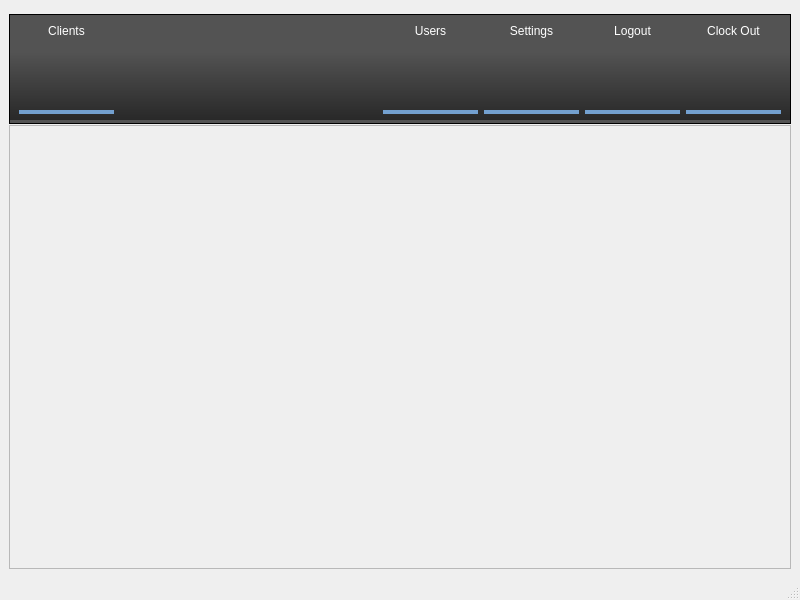
Qt form mainwindow.ui (DatabasesWorks/AvisionR---Windows-GUI-Application) before a commit.
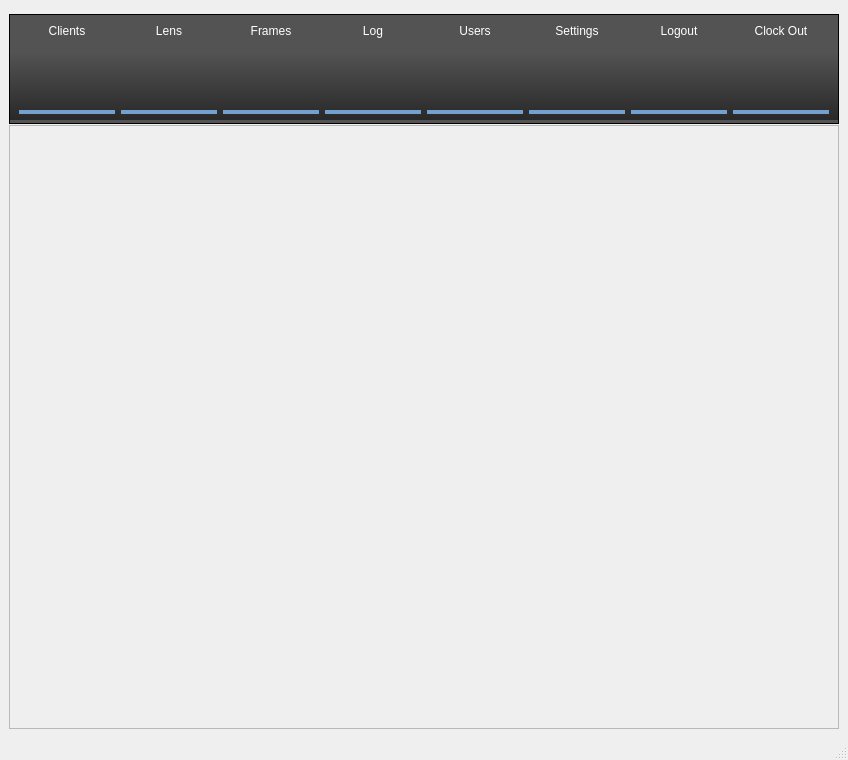
The same form after that commit. Icons and pictures are not drawn.

```diff
--- a/mainwindow.ui
+++ b/mainwindow.ui
@@ -6,10 +6,16 @@
    <rect>
     <x>0</x>
     <y>0</y>
-    <width>800</width>
-    <height>600</height>
+    <width>848</width>
+    <height>760</height>
    </rect>
   </property>
+  <property name="minimumSize">
+   <size>
+    <width>848</width>
+    <height>400</height>
+   </size>
+  </property>
   <property name="windowTitle">
    <string>AvisionR - Control Panel</string>
   </property>
@@ -46,35 +52,224 @@
       </property>
       <layout class="QGridLayout" name="gridLayout">
        <item row="0" column="0">
-        <widget class="QLabel" name="label_Logout_2">
-         <property name="styleSheet">
-          <string notr="true">color:rgb(255, 255, 255);
+        <layout class="QVBoxLayout" name="verticalLayout_8">
+         <item>
+          <widget class="QLabel" name="label_Logout_2">
+           <property name="styleSheet">
+            <string notr="true">color:rgb(255, 255, 255);
 font: 75 8pt &quot;Vrinda&quot;;
 background-color: none;
 </string>
-         </property>
-         <property name="text">
-          <string>Clients</string>
-         </property>
-         <property name="alignment">
-          <set>Qt::AlignCenter</set>
-         </property>
-        </widget>
+           </property>
+           <property name="text">
+            <string>Clients</string>
+           </property>
+           <property name="alignment">
+            <set>Qt::AlignCenter</set>
+           </property>
+          </widget>
+         </item>
+         <item>
+          <widget class="QPushButton" name="pushButton_Customers">
+           <property name="minimumSize">
+            <size>
+             <width>95</width>
+             <height>70</height>
+            </size>
+           </property>
+           <property name="styleSheet">
+            <string notr="true">   QPushButton#pushButton_Customers {
+        background: none;
+		border: none;
+		border-bottom: 3.5px outset #73a0cf;
+    }
+     
+  QPushButton#pushButton_Customers:pressed  {
+        background-color: qlineargradient(x1: 0, y1: 0, x2: 0, y2: 1,
+                                          stop: 0 rgba(0,0,0,0.3), stop: 1 rgba(255,0,0,0));
+    }
+     
+QPushButton#pushButton_Customers:hover{
+	background-color: qlineargradient(x1: 0, y1: 0, x2: 0, y2: 1,
+                                          stop: 0 rgba(0,0,0,0.3), stop: 1 rgba(255,0,0,0));
+} </string>
+           </property>
+           <property name="text">
+            <string/>
+           </property>
+           <property name="flat">
+            <bool>false</bool>
+           </property>
+          </widget>
+         </item>
+        </layout>
        </item>
-       <item row="0" column="1" rowspan="2">
-        <spacer name="horizontalSpacer">
-         <property name="orientation">
-          <enum>Qt::Horizontal</enum>
-         </property>
-         <property name="sizeHint" stdset="0">
-          <size>
-           <width>553</width>
-           <height>20</height>
-          </size>
-         </property>
-        </spacer>
+       <item row="0" column="1">
+        <layout class="QVBoxLayout" name="verticalLayout_9">
+         <item>
+          <widget class="QLabel" name="label_Frames_2">
+           <property name="styleSheet">
+            <string notr="true">color:rgb(255, 255, 255);
+font: 75 8pt &quot;Vrinda&quot;;
+background-color: none;
+</string>
+           </property>
+           <property name="text">
+            <string>Lens</string>
+           </property>
+           <property name="alignment">
+            <set>Qt::AlignCenter</set>
+           </property>
+          </widget>
+         </item>
+         <item>
+          <widget class="QPushButton" name="pushButton_Lens">
+           <property name="minimumSize">
+            <size>
+             <width>95</width>
+             <height>70</height>
+            </size>
+           </property>
+           <property name="styleSheet">
+            <string notr="true">   QPushButton#pushButton_Lens {
+        background: none;
+		border: none;
+		border-bottom: 3.5px outset #73a0cf;
+    }
+     
+  QPushButton#pushButton_Lens:pressed  {
+        background-color: qlineargradient(x1: 0, y1: 0, x2: 0, y2: 1,
+                                          stop: 0 rgba(0,0,0,0.3), stop: 1 rgba(255,0,0,0));
+    }
+     
+QPushButton#pushButton_Lens:hover{
+	background-color: qlineargradient(x1: 0, y1: 0, x2: 0, y2: 1,
+                                          stop: 0 rgba(0,0,0,0.3), stop: 1 rgba(255,0,0,0));
+} </string>
+           </property>
+           <property name="text">
+            <string/>
+           </property>
+           <property name="flat">
+            <bool>false</bool>
+           </property>
+          </widget>
+         </item>
+        </layout>
        </item>
-       <item row="0" column="2" rowspan="2">
+       <item row="0" column="2">
+        <layout class="QVBoxLayout" name="verticalLayout_7">
+         <item>
+          <widget class="QLabel" name="label_Frames">
+           <property name="enabled">
+            <bool>true</bool>
+           </property>
+           <property name="styleSheet">
+            <string notr="true">color:rgb(255, 255, 255);
+font: 75 8pt &quot;Vrinda&quot;;
+background-color: none;
+</string>
+           </property>
+           <property name="text">
+            <string>Frames</string>
+           </property>
+           <property name="alignment">
+            <set>Qt::AlignCenter</set>
+           </property>
+          </widget>
+         </item>
+         <item>
+          <widget class="QPushButton" name="pushButton_Frames">
+           <property name="enabled">
+            <bool>true</bool>
+           </property>
+           <property name="minimumSize">
+            <size>
+             <width>95</width>
+             <height>70</height>
+            </size>
+           </property>
+           <property name="styleSheet">
+            <string notr="true">   QPushButton#pushButton_Frames {
+        background: none;
+		border: none;
+		border-bottom: 3.5px outset #73a0cf;
+    }
+     
+  QPushButton#pushButton_Frames:pressed  {
+        background-color: qlineargradient(x1: 0, y1: 0, x2: 0, y2: 1,
+                                          stop: 0 rgba(0,0,0,0.3), stop: 1 rgba(255,0,0,0));
+    }
+     
+QPushButton#pushButton_Frames:hover{
+	background-color: qlineargradient(x1: 0, y1: 0, x2: 0, y2: 1,
+                                          stop: 0 rgba(0,0,0,0.3), stop: 1 rgba(255,0,0,0));
+} </string>
+           </property>
+           <property name="text">
+            <string/>
+           </property>
+           <property name="flat">
+            <bool>false</bool>
+           </property>
+          </widget>
+         </item>
+        </layout>
+       </item>
+       <item row="0" column="3">
+        <layout class="QVBoxLayout" name="verticalLayout_6">
+         <item>
+          <widget class="QLabel" name="label_Log">
+           <property name="styleSheet">
+            <string notr="true">color:rgb(255, 255, 255);
+font: 75 8pt &quot;Vrinda&quot;;
+background-color: none;
+</string>
+           </property>
+           <property name="text">
+            <string>Log</string>
+           </property>
+           <property name="alignment">
+            <set>Qt::AlignCenter</set>
+           </property>
+          </widget>
+         </item>
+         <item>
+          <widget class="QPushButton" name="pushButton_Log">
+           <property name="minimumSize">
+            <size>
+             <width>95</width>
+             <height>70</height>
+            </size>
+           </property>
+           <property name="styleSheet">
+            <string notr="true">   QPushButton#pushButton_Log  {
+        background: none;
+		border: none;
+		border-bottom: 3.5px outset #73a0cf;
+    }
+     
+  QPushButton#pushButton_Log:pressed  {
+        background-color: qlineargradient(x1: 0, y1: 0, x2: 0, y2: 1,
+                                          stop: 0 rgba(0,0,0,0.3), stop: 1 rgba(255,0,0,0));
+    }
+     
+QPushButton#pushButton_Log:hover{
+	background-color: qlineargradient(x1: 0, y1: 0, x2: 0, y2: 1,
+                                          stop: 0 rgba(0,0,0,0.3), stop: 1 rgba(255,0,0,0));
+} </string>
+           </property>
+           <property name="text">
+            <string/>
+           </property>
+           <property name="flat">
+            <bool>false</bool>
+           </property>
+          </widget>
+         </item>
+        </layout>
+       </item>
+       <item row="0" column="4">
         <layout class="QVBoxLayout" name="verticalLayout_5">
          <item>
           <widget class="QLabel" name="label_Logout_4">
@@ -127,7 +322,7 @@
          </item>
         </layout>
        </item>
-       <item row="0" column="3" rowspan="2">
+       <item row="0" column="5">
         <layout class="QVBoxLayout" name="verticalLayout_4">
          <item>
           <widget class="QLabel" name="label_Logout_3">
@@ -180,7 +375,7 @@
          </item>
         </layout>
        </item>
-       <item row="0" column="4" rowspan="2">
+       <item row="0" column="6">
         <layout class="QVBoxLayout" name="verticalLayout_2">
          <item>
           <widget class="QLabel" name="label_Logout">
@@ -233,7 +428,7 @@
          </item>
         </layout>
        </item>
-       <item row="0" column="5" rowspan="2">
+       <item row="0" column="7">
         <layout class="QVBoxLayout" name="verticalLayout_3">
          <item>
           <widget class="QLabel" name="label_Logout_5">
@@ -286,39 +481,6 @@
          </item>
         </layout>
        </item>
-       <item row="1" column="0">
-        <widget class="QPushButton" name="pushButton_Customers">
-         <property name="minimumSize">
-          <size>
-           <width>95</width>
-           <height>70</height>
-          </size>
-         </property>
-         <property name="styleSheet">
-          <string notr="true">   QPushButton#pushButton_Customers {
-        background: none;
-		border: none;
-		border-bottom: 3.5px outset #73a0cf;
-    }
-     
-  QPushButton#pushButton_Customers:pressed  {
-        background-color: qlineargradient(x1: 0, y1: 0, x2: 0, y2: 1,
-                                          stop: 0 rgba(0,0,0,0.3), stop: 1 rgba(255,0,0,0));
-    }
-     
-QPushButton#pushButton_Customers:hover{
-	background-color: qlineargradient(x1: 0, y1: 0, x2: 0, y2: 1,
-                                          stop: 0 rgba(0,0,0,0.3), stop: 1 rgba(255,0,0,0));
-} </string>
-         </property>
-         <property name="text">
-          <string/>
-         </property>
-         <property name="flat">
-          <bool>false</bool>
-         </property>
-        </widget>
-       </item>
       </layout>
      </widget>
     </item>
```
Left out of the diff: 4 changed lines with no effect on the pictures.
